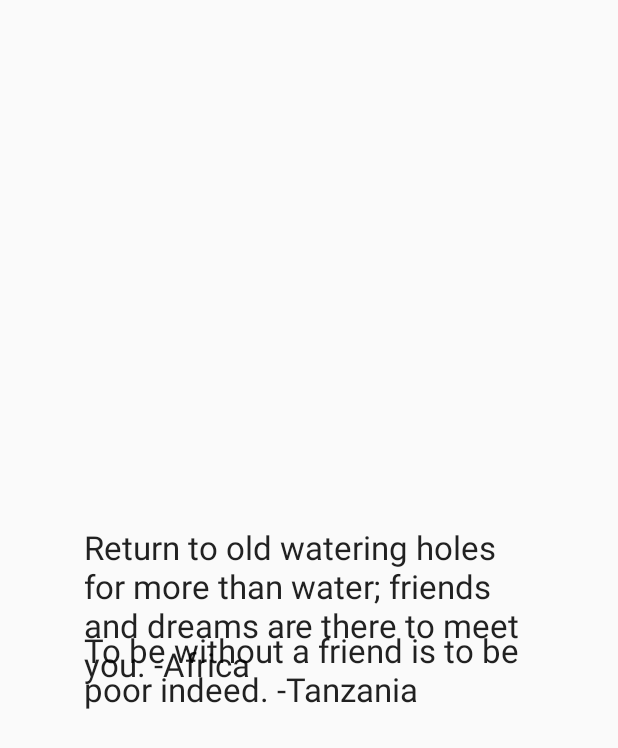
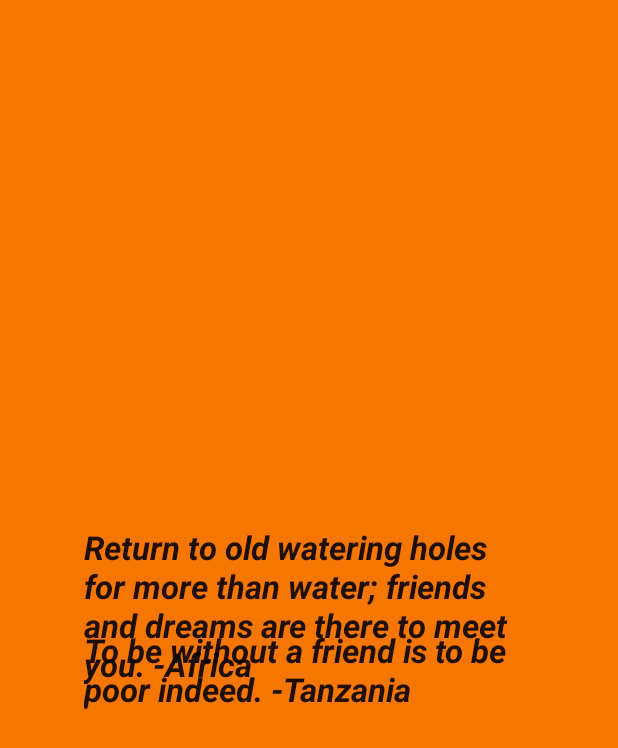
Before and after one commit to uschtwill/android_african-proverbs, an Android app: the layout friendship.xml on its own in the app's theme, with its tools: preview values and no code run, on a phone screen of 412 x 824 dp. Shown: the top 748 px of the screen. Run offline under Robolectric (Android 15) with nearby library versions, the phone set to English and light mode, and no system bars.

Commit message:
in between commit

```diff
--- a/app/src/main/res/layout/friendship.xml
+++ b/app/src/main/res/layout/friendship.xml
@@ -1,6 +1,7 @@
 <?xml version="1.0" encoding="utf-8"?>
 <RelativeLayout xmlns:android="http://schemas.android.com/apk/res/android"
-    android:layout_width="match_parent" android:layout_height="match_parent">
+    android:layout_width="match_parent" android:layout_height="match_parent"
+    android:background="#fff57600">
 
     <TextView
         android:layout_width="300dp"
@@ -10,7 +11,9 @@
         android:id="@+id/textView3"
         android:layout_alignParentBottom="true"
         android:layout_centerHorizontal="true"
-        android:layout_marginBottom="350dp" />
+        android:layout_marginBottom="350dp"
+        android:fontFamily="Euphoria Script"
+        android:textStyle="bold|italic" />
 
     <TextView
         android:layout_width="300dp"
@@ -21,5 +24,6 @@
         android:layout_alignParentTop="true"
         android:layout_alignLeft="@+id/textView3"
         android:layout_alignStart="@+id/textView3"
-        android:layout_marginTop="350dp" />
+        android:layout_marginTop="350dp"
+        android:textStyle="bold|italic" />
 </RelativeLayout>
```
Also changed, not shown: app/src/main/java/commoringa/faenor/www/africanproverbs/Splash_Activity.java (+49 -4 lines), app/src/main/res/layout/family.xml (+6 -3 lines), app/src/main/res/layout/leadership.xml (+6 -3 lines), app/src/main/res/layout/learning.xml (+6 -3 lines), app/src/main/res/layout/patience.xml (+6 -3 lines), app/src/main/res/layout/splash_activity.xml (+10 -1 lines), app/src/main/res/layout/wisdom.xml (+6 -3 lines), app/src/main/res/drawable-mdpi/african_logo.jpg (added), app/src/main/res/drawable-mdpi/family.jpg (added), app/src/main/res/drawable-mdpi/friendship.jpg (added), app/src/main/res/drawable-mdpi/leadership_lion1.jpg (added), app/src/main/res/drawable-mdpi/leadership_lion2.jpg (added), app/src/main/res/drawable-mdpi/learning.jpg (added), app/src/main/res/drawable-mdpi/patience.png (added), 3 more files, 1 other file.
